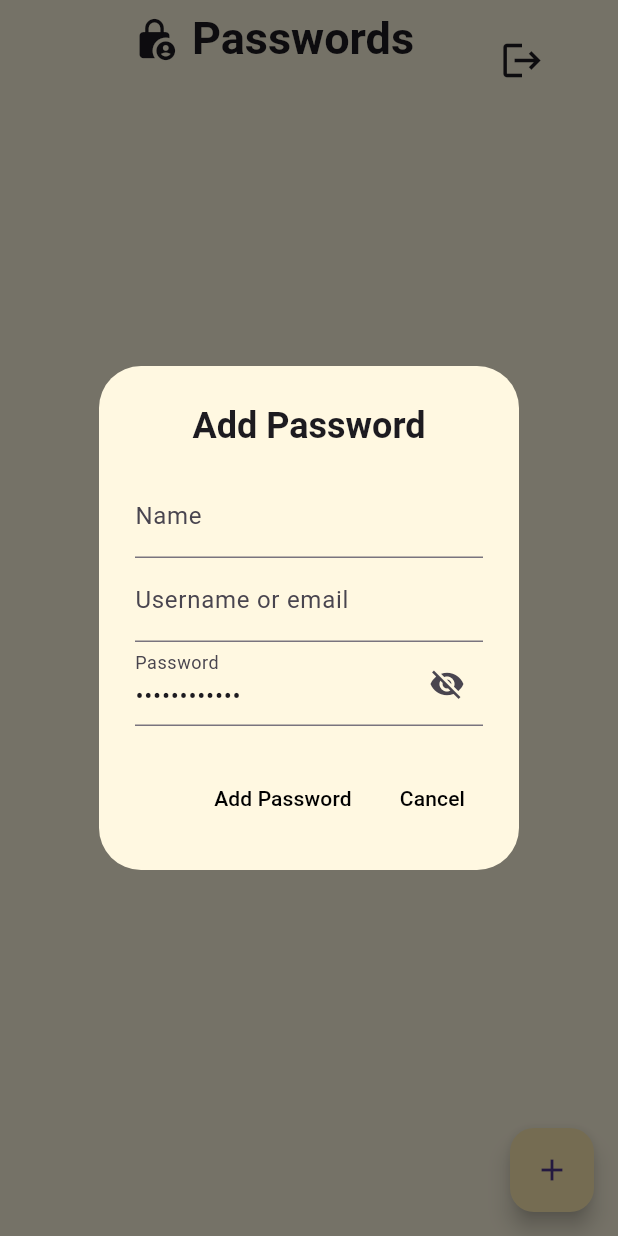
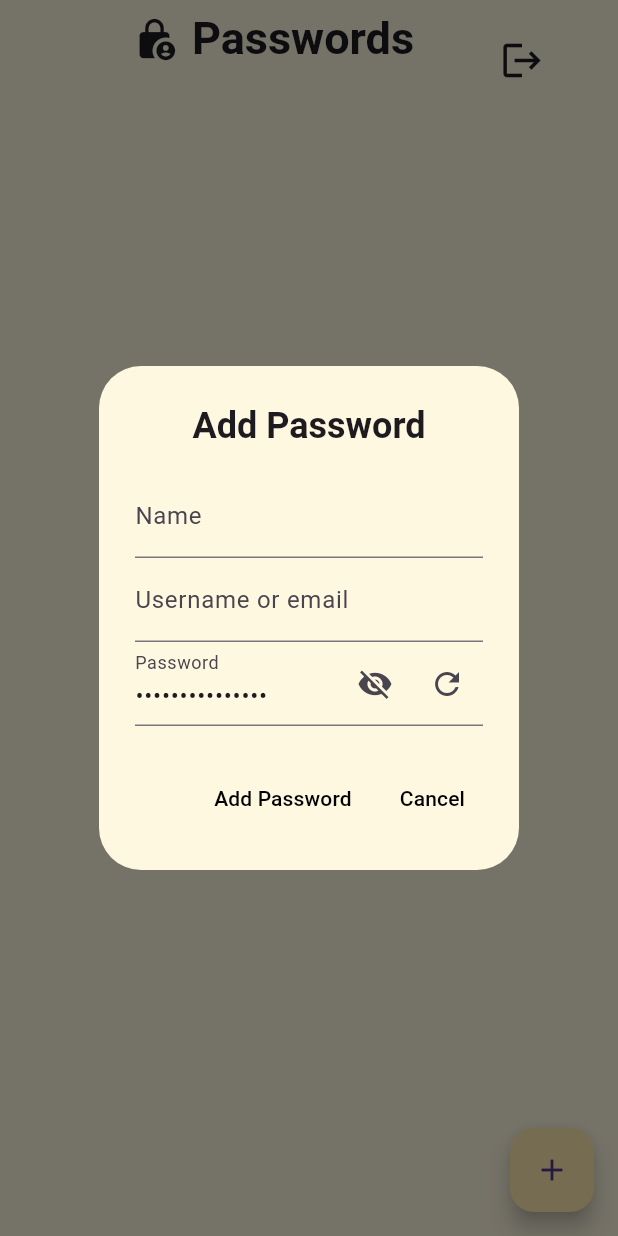
Before and after one commit to asmaembr/pass_manager, a Flutter app: the Homepage screen opened directly, after a tap on the "add" icon, on a phone screen of 412 x 824 dp. Run offline on Flutter 3.47's test engine with Material 3 defaults, Android fonts, the phone set to English and light mode, and no system bars; our stand-ins replace cloud_firestore, firebase_core, shared_preferences; missing offline and left inert: encrypt; accounts and stored records are empty.

Commit message:
refresh boutton and random password size(pipi)

```diff
--- a/lib/pages/HomePage.dart
+++ b/lib/pages/HomePage.dart
@@ -1,3 +1,4 @@
+
 import 'package:cloud_firestore/cloud_firestore.dart';
 import 'package:flutter/material.dart';
 import 'package:pass_manager/pages/LoginPage.dart';
@@ -27,7 +28,7 @@ class _HomepageState extends State<Homepage> {
   }
 
   String generateRandomPassword() {
-    const length = 12;
+    int length = Random().nextInt(15) + 5;
     const String chars =
         'ABCDEFGHIJKLMNOPQRSTUVWXYZabcdefghijklmnopqrstuvwxyz0123456789!@#\$%^&*()-_+=<>?';
     Random random = Random();
@@ -41,9 +42,10 @@ class _HomepageState extends State<Homepage> {
 
       if (snapshot.docs.isNotEmpty) {
         var passwordData = snapshot.docs.first.data() as Map<String, dynamic>;
-        nameController.text = passwordData['name'] ;
-        usernameController.text = passwordData['username'] ;
-        passwordController.text = EncryptionHelper.decrypt(passwordData['password']);
+        nameController.text = passwordData['name'];
+        usernameController.text = passwordData['username'];
+        passwordController.text =
+            EncryptionHelper.decrypt(passwordData['password']);
       }
     } else {
       passwordController.text = generateRandomPassword();
@@ -81,7 +83,10 @@ class _HomepageState extends State<Homepage> {
                     obscureText: !isPasswordVisible,
                     decoration: InputDecoration(
                       labelText: "Password",
-                      suffixIcon: IconButton(
+                      suffixIcon: Row(
+                        mainAxisSize: MainAxisSize.min,
+                        children: [
+                          IconButton(
                             icon: Icon(
                               isPasswordVisible
                                   ? Icons.visibility
@@ -92,6 +97,17 @@ class _HomepageState extends State<Homepage> {
                                 isPasswordVisible = !isPasswordVisible;
                               });
                             },
+                          ),
+                          IconButton(
+                            icon: const Icon(Icons.refresh),
+                            onPressed: () {
+                              setState(() {
+                                passwordController.text =
+                                    generateRandomPassword();
+                              });
+                            },
+                          ),
+                        ],
                       ),
                     ),
                   ),
```
Lines whose indentation alone changed are shown as unchanged.
